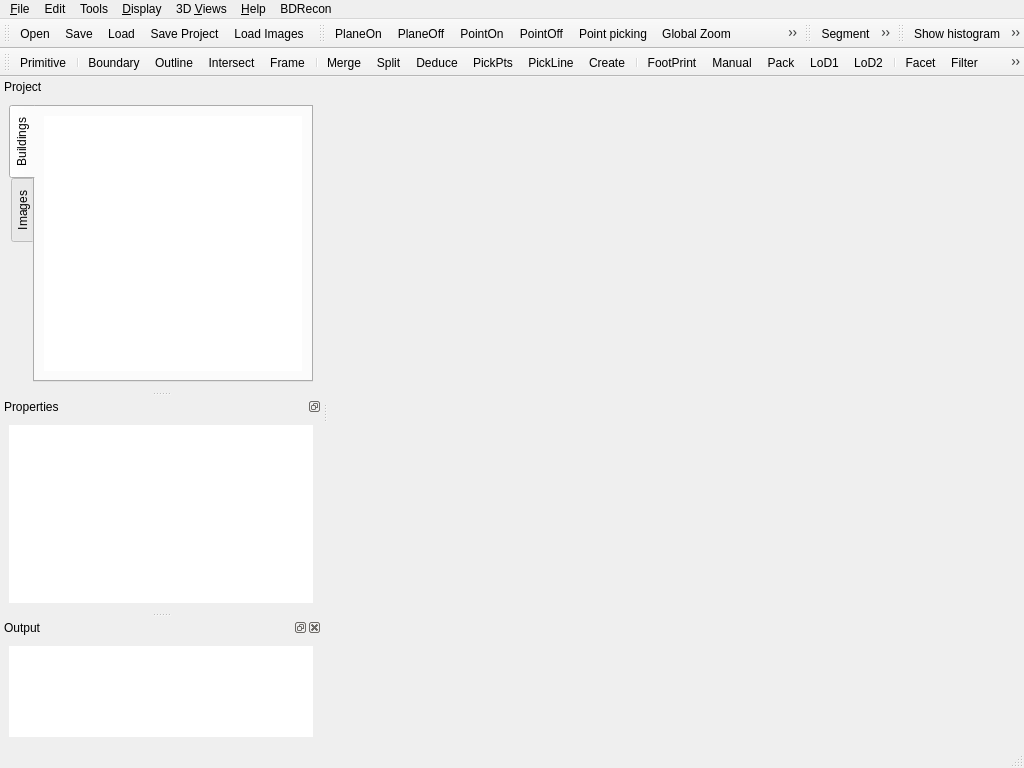
The window that qCC/ui_templates/mainWindow.ui (CloudCompare/CloudCompare) describes before a commit, drawn with Qt 5.
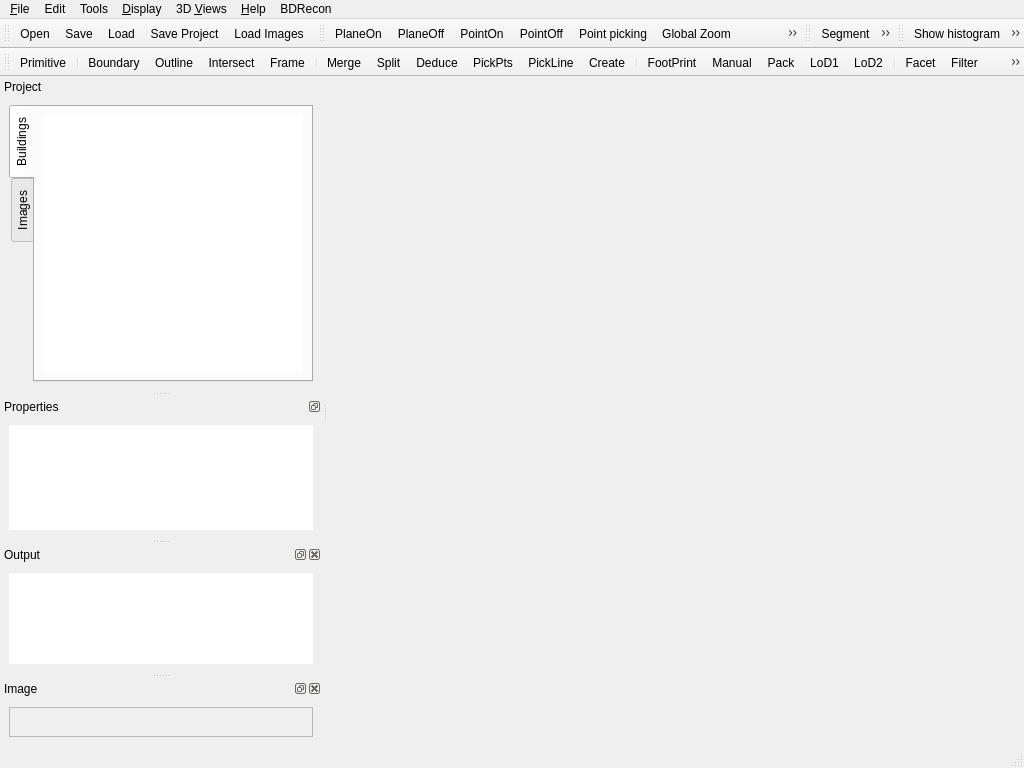
The same window after the commit. Icons and pictures are not drawn. Custom widgets are drawn as their Qt base class.

Commit message: add image show window

The edit to the form file:
```diff
--- a/qCC/ui_templates/mainWindow.ui
+++ b/qCC/ui_templates/mainWindow.ui
@@ -1000,6 +1000,40 @@
    <addaction name="separator"/>
    <addaction name="actionBDTextureMapping"/>
   </widget>
+  <widget class="QDockWidget" name="DockableImage">
+   <property name="windowTitle">
+    <string>Image</string>
+   </property>
+   <attribute name="dockWidgetArea">
+    <number>1</number>
+   </attribute>
+   <widget class="QWidget" name="dockWidgetContents_3">
+    <layout class="QVBoxLayout" name="verticalLayout">
+     <item>
+      <widget class="QFrame" name="mapFrame">
+       <property name="sizePolicy">
+        <sizepolicy hsizetype="Ignored" vsizetype="Ignored">
+         <horstretch>0</horstretch>
+         <verstretch>0</verstretch>
+        </sizepolicy>
+       </property>
+       <property name="minimumSize">
+        <size>
+         <width>30</width>
+         <height>30</height>
+        </size>
+       </property>
+       <property name="frameShape">
+        <enum>QFrame::StyledPanel</enum>
+       </property>
+       <property name="frameShadow">
+        <enum>QFrame::Raised</enum>
+       </property>
+      </widget>
+     </item>
+    </layout>
+   </widget>
+  </widget>
   <action name="actionOpen">
    <property name="icon">
     <iconset resource="../icones.qrc">
```
The commit also changes 4 other files.
